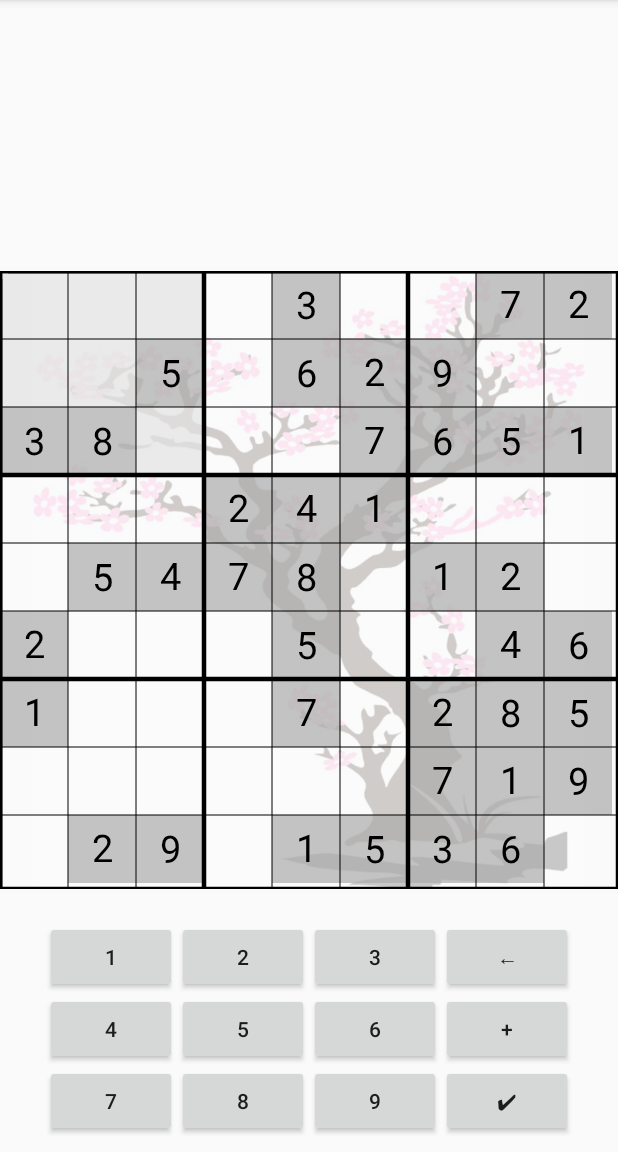
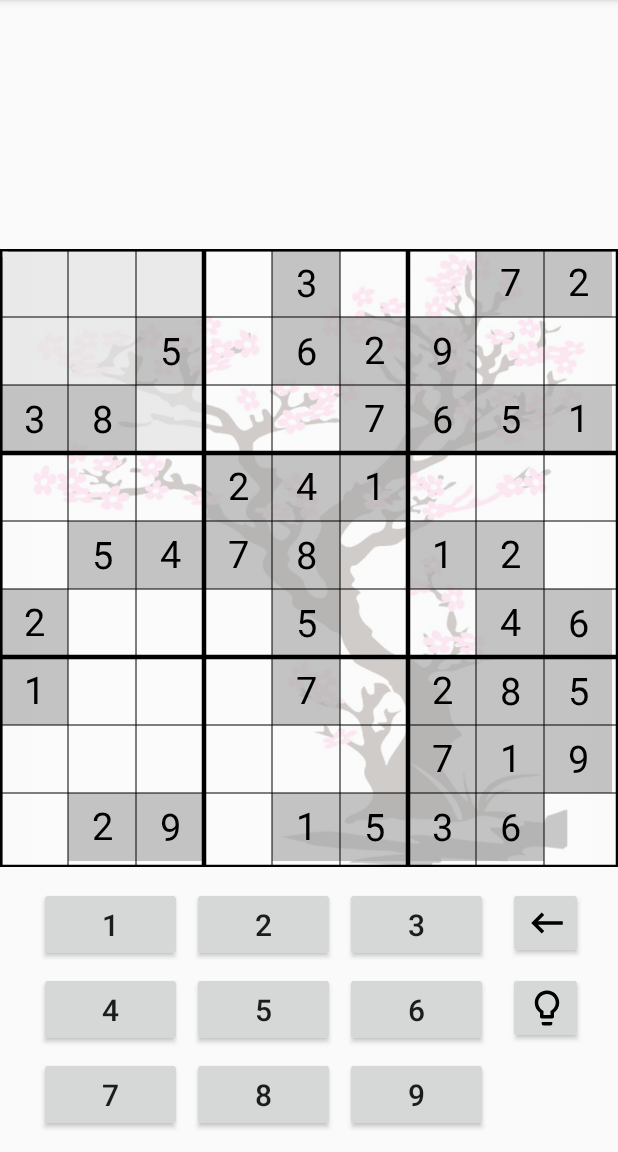
Before and after one commit to le000nid/sudoku, an Android app: the EasyActivity screen opened directly, with no data from a screen before it, on a phone screen of 412 x 824 dp, the part 84-1236 px from its top. Run offline under Robolectric (Android 15) with nearby library versions, the phone set to English and light mode, and no system bars.

Commit message:
design, auto...

```diff
--- a/sudoku/app/src/main/java/com/example/sudoku/view/EasyActivity.kt
+++ b/sudoku/app/src/main/java/com/example/sudoku/view/EasyActivity.kt
@@ -50,9 +50,6 @@ class EasyActivity : AppCompatActivity(), BoardView.OnTouchListener {
         buttonDel.setOnClickListener{viewModel.sudokuGame.delete()
             viewModel.sudokuGame.check()}
 
-        buttonAll.setOnClickListener{viewModel.sudokuGame.solver()
-            viewModel.sudokuGame.vivod()}
-
         buttonAdd.setOnClickListener{viewModel.sudokuGame.solveOne()
             viewModel.sudokuGame.vivod()}
     }
--- a/sudoku/app/src/main/java/com/example/sudoku/view/HardActivity.kt
+++ b/sudoku/app/src/main/java/com/example/sudoku/view/HardActivity.kt
@@ -50,9 +50,6 @@ class HardActivity : AppCompatActivity(), BoardView.OnTouchListener {
         buttonDel.setOnClickListener{viewModel.sudokuGame.delete()
             viewModel.sudokuGame.check()}
 
-        buttonAll.setOnClickListener{viewModel.sudokuGame.solver()
-            viewModel.sudokuGame.vivod()}
-
         buttonAdd.setOnClickListener{viewModel.sudokuGame.solveOne()
             viewModel.sudokuGame.vivod()}
     }
--- a/sudoku/app/src/main/java/com/example/sudoku/view/MidActivty.kt
+++ b/sudoku/app/src/main/java/com/example/sudoku/view/MidActivty.kt
@@ -50,9 +50,6 @@ class MidActivity : AppCompatActivity(), BoardView.OnTouchListener {
         buttonDel.setOnClickListener{viewModel.sudokuGame.delete()
             viewModel.sudokuGame.check()}
 
-        buttonAll.setOnClickListener{viewModel.sudokuGame.solver()
-            viewModel.sudokuGame.vivod()}
-
         buttonAdd.setOnClickListener{viewModel.sudokuGame.solveOne()
             viewModel.sudokuGame.vivod()}
     }
--- a/sudoku/app/src/main/java/com/example/sudoku/view/OwnActivity.kt
+++ b/sudoku/app/src/main/java/com/example/sudoku/view/OwnActivity.kt
@@ -45,9 +45,6 @@ class OwnActivity : AppCompatActivity(), BoardView.OnTouchListener {
         buttonDel.setOnClickListener{viewModel.sudokuGame.delete()
             viewModel.sudokuGame.check()}
 
-        buttonAll.setOnClickListener{viewModel.sudokuGame.solver()
-            viewModel.sudokuGame.vivod()}
-
         buttonAdd.setOnClickListener{viewModel.sudokuGame.solveOne()
             viewModel.sudokuGame.vivod()}
     }
@@ -78,6 +75,9 @@ class OwnActivity : AppCompatActivity(), BoardView.OnTouchListener {
             R.id.done -> {
                 viewModel.sudokuGame.done()
             }
+            R.id.doo -> {
+                viewModel.sudokuGame.solver()
+            }
         }
         return super.onOptionsItemSelected(item)
     }
--- a/sudoku/app/src/main/java/com/example/sudoku/view/PlayRecognActivity.kt
+++ b/sudoku/app/src/main/java/com/example/sudoku/view/PlayRecognActivity.kt
@@ -45,9 +45,6 @@ class PlayRecognActivity : AppCompatActivity(), BoardView.OnTouchListener {
         buttonDel.setOnClickListener{viewModel.sudokuGame.delete()
             viewModel.sudokuGame.check()}
 
-        buttonAll.setOnClickListener{viewModel.sudokuGame.solver()
-            viewModel.sudokuGame.vivod()}
-
         buttonAdd.setOnClickListener{viewModel.sudokuGame.solveOne()
             viewModel.sudokuGame.vivod()}
     }
--- /dev/null
+++ b/sudoku/app/src/main/res/drawable/ic_apps_black_24dp.xml
@@ -0,0 +1,5 @@
+<vector android:height="24dp" android:tint="#FFFFFF"
+    android:viewportHeight="24.0" android:viewportWidth="24.0"
+    android:width="24dp" xmlns:android="http://schemas.android.com/apk/res/android">
+    <path android:fillColor="#FF000000" android:pathData="M4,8h4L8,4L4,4v4zM10,20h4v-4h-4v4zM4,20h4v-4L4,16v4zM4,14h4v-4L4,10v4zM10,14h4v-4h-4v4zM16,4v4h4L20,4h-4zM10,8h4L14,4h-4v4zM16,14h4v-4h-4v4zM16,20h4v-4h-4v4z"/>
+</vector>
--- /dev/null
+++ b/sudoku/app/src/main/res/drawable/ic_keyboard_backspace_black_24dp.xml
@@ -0,0 +1,9 @@
+<vector xmlns:android="http://schemas.android.com/apk/res/android"
+        android:width="28dp"
+        android:height="28dp"
+        android:viewportWidth="24.0"
+        android:viewportHeight="24.0">
+    <path
+        android:fillColor="#FF000000"
+        android:pathData="M21,11H6.83l3.58,-3.59L9,6l-6,6 6,6 1.41,-1.41L6.83,13H21z"/>
+</vector>
--- /dev/null
+++ b/sudoku/app/src/main/res/drawable/ic_lightbulb_outline_black_24dp.xml
@@ -0,0 +1,4 @@
+<vector android:height="28dp" android:viewportHeight="24.0"
+    android:viewportWidth="24.0" android:width="28dp" xmlns:android="http://schemas.android.com/apk/res/android">
+    <path android:fillColor="#FF000000" android:pathData="M9,21c0,0.55 0.45,1 1,1h4c0.55,0 1,-0.45 1,-1v-1L9,20v1zM12,2C8.14,2 5,5.14 5,9c0,2.38 1.19,4.47 3,5.74L8,17c0,0.55 0.45,1 1,1h6c0.55,0 1,-0.45 1,-1v-2.26c1.81,-1.27 3,-3.36 3,-5.74 0,-3.86 -3.14,-7 -7,-7zM14.85,13.1l-0.85,0.6L14,16h-4v-2.3l-0.85,-0.6C7.8,12.16 7,10.63 7,9c0,-2.76 2.24,-5 5,-5s5,2.24 5,5c0,1.63 -0.8,3.16 -2.15,4.1z"/>
+</vector>
--- a/sudoku/app/src/main/res/layout/activity_main.xml
+++ b/sudoku/app/src/main/res/layout/activity_main.xml
@@ -14,7 +14,7 @@
         android:layout_alignTop="@+id/BoardView"
         android:layout_alignParentBottom="true"
         android:layout_marginTop="2dp"
-        android:layout_marginBottom="175dp"
+        android:layout_marginBottom="190dp"
         app:srcCompat="@drawable/sakura" />
 
     <com.example.sudoku.view.custom.BoardView
@@ -22,7 +22,7 @@
         android:layout_width="match_parent"
         android:layout_height="match_parent"
         android:layout_alignParentBottom="true"
-        android:layout_marginBottom="175dp"
+        android:layout_marginBottom="190dp"
         />
 
     <GridLayout
@@ -37,88 +37,102 @@
 
         <Button
             android:id="@+id/button1"
-            android:layout_width="wrap_content"
-            android:layout_height="wrap_content"
+            android:layout_margin="3dp"
+            android:layout_width="95dp"
+            android:layout_height="50dp"
             android:text="1"
+            android:textSize="20dp"
             android:layout_row="0"
             android:layout_column="0"/>
         <Button
             android:id="@+id/button2"
-            android:layout_width="wrap_content"
-            android:layout_height="wrap_content"
+            android:layout_margin="3dp"
+            android:layout_width="95dp"
+            android:layout_height="50dp"
             android:text="2"
+            android:textSize="20dp"
             android:layout_row="0"
             android:layout_column="1" />
         <Button
             android:id="@+id/button3"
-            android:layout_width="wrap_content"
-            android:layout_height="wrap_content"
+            android:layout_margin="3dp"
+            android:layout_width="95dp"
+            android:layout_height="50dp"
             android:text="3"
+            android:textSize="20dp"
             android:layout_row="0"
             android:layout_column="2" />
         <Button
             android:id="@+id/button4"
-            android:layout_width="wrap_content"
-            android:layout_height="wrap_content"
+            android:layout_margin="3dp"
+            android:layout_width="95dp"
+            android:layout_height="50dp"
             android:text="4"
+            android:textSize="20dp"
             android:layout_row="1"
             android:layout_column="0" />
         <Button
             android:id="@+id/button5"
-            android:layout_width="wrap_content"
-            android:layout_height="wrap_content"
+            android:layout_margin="3dp"
+            android:layout_width="95dp"
+            android:layout_height="50dp"
             android:text="5"
+            android:textSize="20dp"
             android:layout_row="1"
             android:layout_column="1" />
         <Button
             android:id="@+id/button6"
-            android:layout_width="wrap_content"
-            android:layout_height="wrap_content"
+            android:layout_margin="3dp"
+            android:layout_width="95dp"
+            android:layout_height="50dp"
             android:text="6"
+            android:textSize="20dp"
             android:layout_row="1"
             android:layout_column="2"/>
         <Button
             android:id="@+id/button7"
-            android:layout_width="wrap_content"
-            android:layout_height="wrap_content"
+            android:layout_margin="3dp"
+            android:layout_width="95dp"
+            android:layout_height="50dp"
             android:text="7"
+            android:textSize="20dp"
             android:layout_row="2"
             android:layout_column="0" />
         <Button
             android:id="@+id/button8"
-            android:layout_width="wrap_content"
-            android:layout_height="wrap_content"
+            android:layout_margin="3dp"
+            android:layout_width="95dp"
+            android:layout_height="50dp"
             android:text="8"
+            android:textSize="20dp"
             android:layout_row="2"
             android:layout_column="1" />
         <Button
             android:id="@+id/button9"
-            android:layout_width="wrap_content"
-            android:layout_height="wrap_content"
+            android:layout_margin="3dp"
+            android:layout_width="95dp"
+            android:layout_height="50dp"
             android:text="9"
+            android:textSize="20dp"
             android:layout_row="2"
             android:layout_column="2" />
+
         <Button
             android:id="@+id/buttonDel"
-            android:layout_width="wrap_content"
+            android:layout_width="50dp"
             android:layout_height="wrap_content"
             android:layout_row="0"
             android:layout_column="3"
-            android:text="←" />
+            android:layout_marginLeft="10dp"
+            android:drawableLeft="@drawable/ic_keyboard_backspace_black_24dp" />
         <Button
             android:id="@+id/buttonAdd"
-            android:layout_width="wrap_content"
+            android:layout_width="50dp"
+            android:layout_marginLeft="10dp"
             android:layout_height="wrap_content"
             android:layout_row="1"
             android:layout_column="3"
-            android:text="+" />
-        <Button
-            android:id="@+id/buttonAll"
-            android:layout_width="wrap_content"
-            android:layout_height="wrap_content"
-            android:layout_row="2"
-            android:layout_column="3"
-            android:text="✔" />
+            android:drawableLeft="@drawable/ic_lightbulb_outline_black_24dp"/>
     </GridLayout>
 
 </RelativeLayout>
```
Also changed, not shown: sudoku/app/src/main/java/com/example/sudoku/OpenCVsudoku/RecognActivity.kt (+24 -1 lines), sudoku/app/src/main/res/menu/own_menu.xml (+7 -2 lines), 2 other files.
